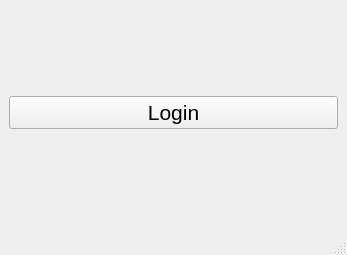
The window that bankautomat/mainwindow.ui (T1juko00/Pankkiautomaatti-kouluprojekti) describes before a commit, drawn with Qt 5.
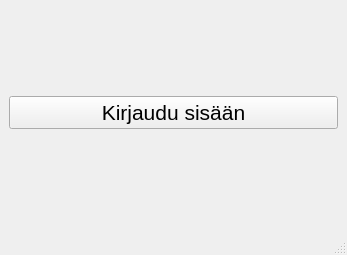
The same window after the commit.

Diff of the .ui file:
```diff
--- a/bankautomat/mainwindow.ui
+++ b/bankautomat/mainwindow.ui
@@ -23,7 +23,7 @@
     <item>
      <widget class="QPushButton" name="btnLogin">
       <property name="text">
-       <string>Login</string>
+       <string>Kirjaudu sisään</string>
       </property>
      </widget>
     </item>
```
